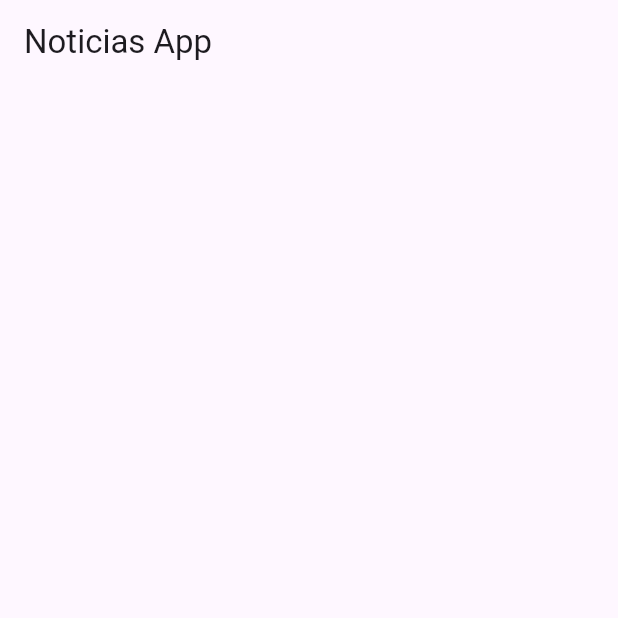
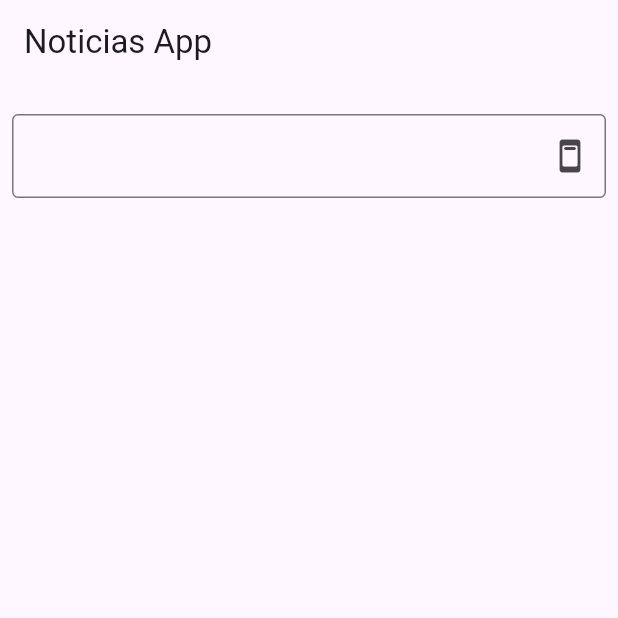
Before and after one commit to gersonA10/noticias_app, a Flutter app: the screen it shows after launch, on a phone screen of 412 x 824 dp, the top half of it. Run offline on Flutter 3.47's test engine with Material 3 defaults, Android fonts, the light colour scheme and no system bars; network calls fail.

Commit message:
edit comit

```diff
--- a/lib/presentation/providers/news_provider.dart
+++ b/lib/presentation/providers/news_provider.dart
@@ -9,8 +9,11 @@ String _apiKey = 'pub_18599e0928443ca56e14da79d622b60bcd62b';
 String _language = 'language=es';
 String url = 'https://newsdata.io/api/1/news?apiKey=$_apiKey&$_language';
 
+TextEditingController search = TextEditingController();
+
 class NewsProvider extends ChangeNotifier {
 
+  TextEditingController search = TextEditingController();
   List<NewsResultModel> newsList = [];
 
   NewsProvider(){
@@ -23,6 +26,16 @@ class NewsProvider extends ChangeNotifier {
 
     final data = newsModelFromJson(const Utf8Decoder().convert(response.bodyBytes));
     newsList.addAll(data.results);
+    // print(url+"&q=pizza");
+    notifyListeners();
+  }
+
+  void getApip(String valor) async{
+    // newsList.clear();
+    String busqueda = "&q=$valor";
+    final response = await http.get(Uri.parse(url+busqueda));
+    final datanew = newsModelFromJson(const Utf8Decoder().convert(response.bodyBytes));
+    newsList = datanew.results;
     notifyListeners();
   }
 
--- a/lib/presentation/screens/details_screen.dart
+++ b/lib/presentation/screens/details_screen.dart
@@ -1,5 +1,6 @@
 import 'package:flutter/material.dart';
 import 'package:noticias_app/models/news_model.dart';
+import 'package:noticias_app/presentation/widgets/custom_detail_widget.dart';
 
 class DetailsScreen extends StatelessWidget {
   const DetailsScreen({super.key});
@@ -13,6 +14,7 @@ class DetailsScreen extends StatelessWidget {
       appBar: AppBar(
         title: Text(arguments.title),
       ),
+      body: CustomDetailWidget(noticias: arguments),
     );
   }
 }
--- a/lib/presentation/widgets/custom_body_widget.dart
+++ b/lib/presentation/widgets/custom_body_widget.dart
@@ -1,5 +1,7 @@
 import 'package:flutter/material.dart';
 import 'package:noticias_app/models/news_model.dart';
+import 'package:noticias_app/presentation/providers/news_provider.dart';
+import 'package:provider/provider.dart';
 
 class CustomBody extends StatelessWidget {
   const CustomBody({super.key, required this.news});
@@ -8,7 +10,35 @@ class CustomBody extends StatelessWidget {
 
   @override
   Widget build(BuildContext context) {
-    return ListView.separated(
+    final listprovider = Provider.of<NewsProvider>(context);
+    return Column(
+      children: [
+        Container(
+          height: 80,
+          margin: EdgeInsets.all(8),
+          child: Row(
+            children: [
+              // Text('hola'),
+              Expanded(
+                child: TextFormField(
+                  controller: listprovider.search,
+                  onFieldSubmitted: listprovider.getApip,
+                  decoration: InputDecoration(
+                    suffixIcon: IconButton(
+                      onPressed: () {
+                        // listprovider.getApip(listprovider.search.text);
+                      },
+                      icon: Icon(Icons.ad_units_rounded),
+                    ),
+                    border: OutlineInputBorder(),
+                  ),
+                ),
+              ),
+            ],
+          ),
+        ),
+        Expanded(
+          child: ListView.separated(
             itemCount: news.length,
             separatorBuilder: (BuildContext context, int index) {
               return Divider();
@@ -19,7 +49,11 @@ class CustomBody extends StatelessWidget {
                 padding: const EdgeInsets.all(8.0),
                 child: GestureDetector(
                   onTap: () {
-              Navigator.pushNamed(context, '/details', arguments: noticia);
+                    Navigator.pushNamed(
+                      context,
+                      '/details',
+                      arguments: noticia,
+                    );
                   },
                   child: SizedBox(
                     width: double.infinity,
@@ -57,7 +91,9 @@ class CustomBody extends StatelessWidget {
                               SizedBox(height: 10),
                               Text(
                                 // noticia.creator?.first ?? '',
-                          noticia.creator!.isEmpty ? 'Sin autor' : noticia.creator![0],
+                                noticia.creator!.isEmpty
+                                    ? 'Sin autor'
+                                    : noticia.creator![0],
                                 maxLines: 3,
                                 overflow: TextOverflow.ellipsis,
                                 style: TextStyle(fontSize: 12),
@@ -78,6 +114,9 @@ class CustomBody extends StatelessWidget {
                 ),
               );
             },
+          ),
+        ),
+      ],
     );
   }
 }
```
Also changed, not shown: lib/presentation/widgets/custom_detail_widget.dart (added, +38 -0 lines), pubspec.lock. Lines whose indentation alone changed are shown as unchanged.
